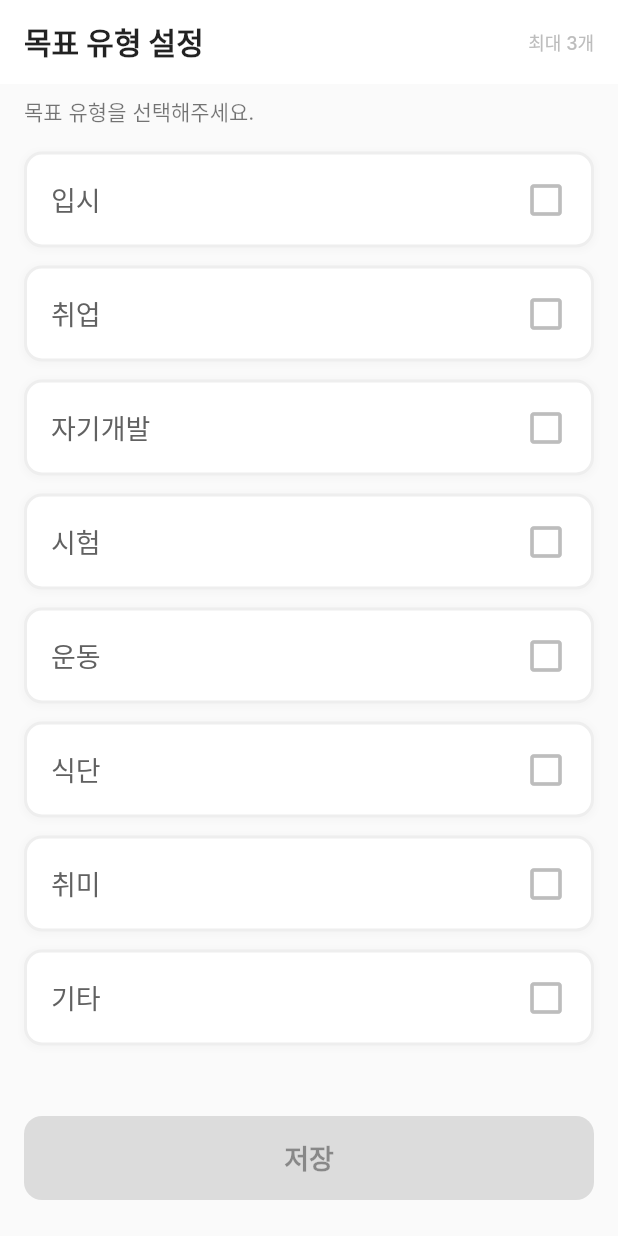
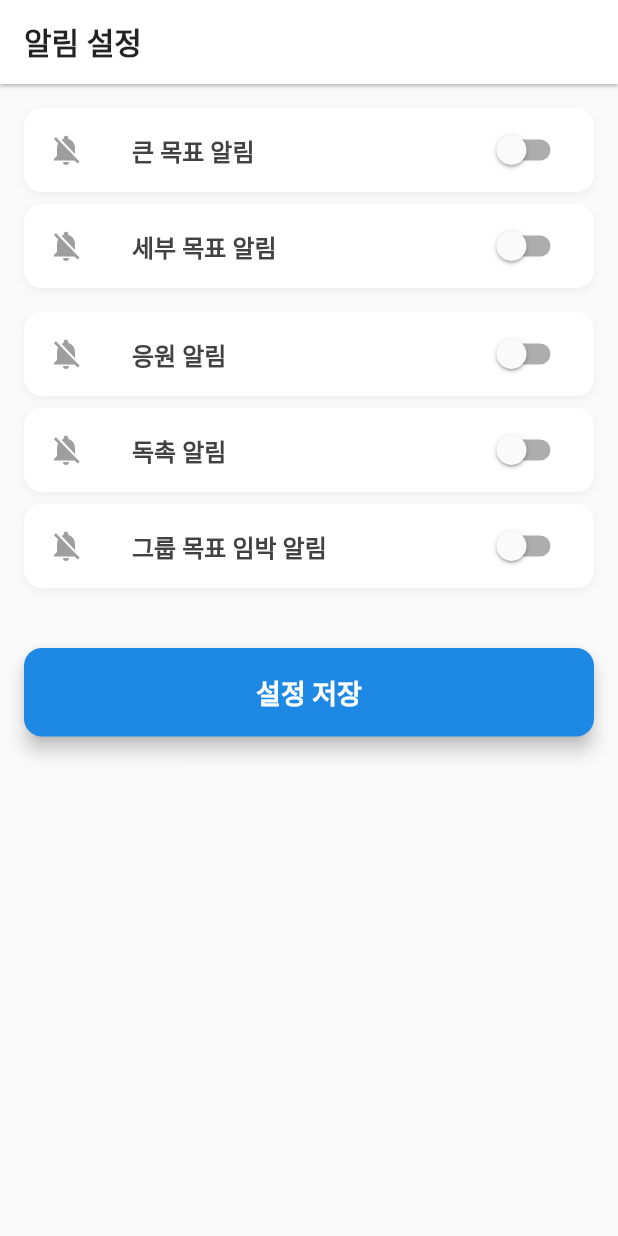
Before and after one commit to lee-yoo-jung/pbl, a Flutter app: the screen it shows after launch, on a phone screen of 412 x 824 dp. Run offline on Flutter 3.47's test engine with Material 3 defaults, Android fonts, the light colour scheme and no system bars; Roboto replaces fonts that are missing (Inter).

Commit message:
마이페이지_알림설정

```diff
--- a/lib/main.dart
+++ b/lib/main.dart
@@ -1,15 +1,4 @@
 import 'package:flutter/material.dart';
-
-const List<String> goalTypes = [
-  '입시',
-  '취업',
-  '자기개발',
-  '시험',
-  '운동',
-  '식단',
-  '취미',
-  '기타',
-];
 
 void main() {
   runApp(const MyApp());
@@ -21,64 +10,60 @@ class MyApp extends StatelessWidget {
   @override
   Widget build(BuildContext context) {
     return MaterialApp(
-      title: '목표 유형 설정',
+      title: '알림 설정',
       theme: ThemeData(
         primarySwatch: Colors.blue,
-        fontFamily: 'Inter', // 폰트 지정
-        useMaterial3: false, // Material 2 테마 사용
+        fontFamily: 'Inter',
+        useMaterial3: false,
+        scaffoldBackgroundColor: Colors.grey.shade50,
+        appBarTheme: const AppBarTheme(
+          backgroundColor: Colors.white,
+          elevation: 1,
+          titleTextStyle: TextStyle(
+            color: Colors.black87,
+            fontSize: 20,
+            fontWeight: FontWeight.bold,
+          ),
+        ),
       ),
-      home: const GoalTypeSelectorPage(), // 시작 화면 지정
+      home: const NotificationSettingsPage(),
     );
   }
 }
 
-// 목표 유형 선택 화면을 나타내는 StatefulWidget
-class GoalTypeSelectorPage extends StatefulWidget {
-  const GoalTypeSelectorPage({super.key});
+
+class NotificationSettingsPage extends StatefulWidget {
+  const NotificationSettingsPage({super.key});
 
   @override
-  State<GoalTypeSelectorPage> createState() => _GoalTypeSelectorPageState();
+  State<NotificationSettingsPage> createState() => _NotificationSettingsPageState();
 }
 
-// 화면의 동적 상태(선택된 항목 목록)를 관리하는 State 클래스
-class _GoalTypeSelectorPageState extends State<GoalTypeSelectorPage> {
-  // 선택된 목표 유형을 저장하는 리스트
-  final List<String> _selectedGoals = [];
-  // 최대 선택 가능한 개수
-  final int _maxSelection = 3;
+// 화면의 동적 상태를 관리하는 State 클래스
+class _NotificationSettingsPageState extends State<NotificationSettingsPage> {
 
+  // 각 알림 항목의 토글 상태 관리 변수
+  bool _majorGoalEnabled = false;       // 큰 목표 알림 ON/OFF
+  bool _detailedGoalEnabled = false;    // 세부 목표 알림 ON/OFF
+  bool _supportEnabled = false;         // 응원 알림 ON/OFF
+  bool _urgeEnabled = false;            // 독촉 알림 ON/OFF
+  bool _groupImminentEnabled = false;   // 그룹 목표 임박 알림 ON/OFF
 
-  // 목표 유형 토글(선택/해제) 핸들러
-  void _handleToggle(String goalName) {
-    setState(() {
-      if (_selectedGoals.contains(goalName)) {         // 이미 선택된 경우: 선택 해제
-        _selectedGoals.remove(goalName);
-      } else {                                         // 선택되지 않은 경우:
-        if (_selectedGoals.length < _maxSelection) {
-          // 최대 개수 미만일 때만 추가
-          _selectedGoals.add(goalName);
-        } else {
-          // 최대 개수 초과 시 알림
-          _showErrorNotification('최대 3개까지만 선택할 수 있습니다.');
-        }
-      }
-    });
-  }
+  // 큰 목표 설정 관련 상태 및 옵션
+  final List<String> _majorGoalDayOptions = ['당일', '전날'];
+  String _majorGoalDay = '당일';
 
-  // 오류 알림 메시지 표시
-  void _showErrorNotification(String message) {
-    ScaffoldMessenger.of(context).showSnackBar(
-      SnackBar(
-        content: Text(message),
-        backgroundColor: Colors.red.shade600,
-        behavior: SnackBarBehavior.floating,
-        duration: const Duration(seconds: 2),
-        shape: RoundedRectangleBorder(borderRadius: BorderRadius.circular(10)),
-      ),
-    );
-  }
+  final List<int> _hourOptions = List.generate(24, (i) => i); // 0시부터 23시까지
+  int _majorGoalHour = 9; // 기본값 9시
 
-  // 성공 알림 메시지 표시
+  // 세부 목표 설정 관련 상태 및 옵션
+  final List<String> _detailedGoalTimeOptions = [
+    '1분전', '5분전', '10분전', '20분전', '30분전',
+    '40분전', '50분전', '1시간전'
+  ];
+  String _detailedGoalTimeBefore = '10분전';
+
+  // 알림 메시지 표시
   void _showSuccessNotification(String message) {
     ScaffoldMessenger.of(context).showSnackBar(
       SnackBar(
@@ -95,99 +80,255 @@ class _GoalTypeSelectorPageState extends State<GoalTypeSelectorPage> {
     );
   }
 
+  // 일반 알림 설정 항목 위젯
+  Widget _buildSimpleNotificationTile({
+    required String title,
+    required bool value,
+    required ValueChanged<bool> onChanged, // 토글 상태 변경 시 호출될 콜백
+  }) {
+    return Container(
+      margin: const EdgeInsets.only(bottom: 8.0),
+      decoration: BoxDecoration(
+        color: Colors.white,
+        borderRadius: BorderRadius.circular(12),
+        boxShadow: [
+          BoxShadow(
+            color: Colors.grey.shade200,
+            blurRadius: 4,
+            offset: const Offset(0, 2),
+          ),
+        ],
+      ),
+      child: SwitchListTile(
+        title: Text(
+          title,
+          style: TextStyle(
+            fontWeight: FontWeight.w600,
+            color: Colors.grey.shade800,
+          ),
+        ),
+        value: value, // 현재 토글 상태
+        onChanged: onChanged, // 토글 변경 시 setState를 포함한 로직 실행
+        activeColor: Colors.blue.shade600,
+        shape: RoundedRectangleBorder(borderRadius: BorderRadius.circular(12)),
+        // 알림 상태에 따른 아이콘 변화
+        secondary: value
+            ? const Icon(Icons.notifications_active, color: Colors.blue)
+            : const Icon(Icons.notifications_off, color: Colors.grey),
+      ),
+    );
+  }
 
-  // 저장 버튼 클릭 핸들러
-  void _handleSave() {
-    if (_selectedGoals.isEmpty) {   // 선택된 항목이 하나도 없을 경우 오류 표시
-      _showErrorNotification('하나 이상의 목표 유형을 선택해주세요.');
-      return;
-    }
-    final message = '저장되었습니다.';
-    debugPrint(message);
-    _showSuccessNotification(message); // 성공 메시지 출력
+  // 세부 설정이 있는 알림 설정 위젯 (토글 + 추가 설정 영역)
+  Widget _buildConfigurableNotificationTile({
+    required String title,
+    required bool value,
+    required ValueChanged<bool> onChanged,
+    required Widget configWidget,
+  }) {
+    return Column(
+      children: [
+        // 토글 스위치 부분
+        _buildSimpleNotificationTile(
+          title: title,
+          value: value,
+          onChanged: onChanged,
+        ),
+        // 세부 설정 부분
+        if (value)
+          AnimatedContainer(
+            duration: const Duration(milliseconds: 300), // 애니메이션 시간
+            padding: const EdgeInsets.symmetric(horizontal: 16.0, vertical: 12.0),
+            margin: const EdgeInsets.only(bottom: 16.0),
+            decoration: BoxDecoration(
+              color: Colors.white,
+              borderRadius: BorderRadius.circular(12),
+              border: Border.all(color: Colors.blue.shade100),
+              boxShadow: [
+                BoxShadow(
+                  color: Colors.blue.shade50.withOpacity(0.5),
+                  blurRadius: 5,
+                  offset: const Offset(0, 2),
+                ),
+              ],
+            ),
+            child: configWidget, // 전달받은 세부 설정 위젯 표시
+          ),
+      ],
+    );
+  }
 
-    // 실제 저장 로직은 여기에 구현
+  // 큰 목표 알림의 세부 설정 위젯
+  Widget _buildMajorGoalConfig() {
+    return Row(
+      mainAxisAlignment: MainAxisAlignment.spaceBetween,
+      children: [
+        const Text('알림 시점:', style: TextStyle(fontWeight: FontWeight.w500)),
 
+        // 당일/전날 Dropdown 선택 Dropdown
+        DropdownButton<String>(
+          value: _majorGoalDay,
+          onChanged: (String? newValue) {
+            if (newValue != null) {
+              setState(() {   // 상태변경
+                _majorGoalDay = newValue;
+              });
+            }
+          },
+          items: _majorGoalDayOptions.map<DropdownMenuItem<String>>((String value) {
+            return DropdownMenuItem<String>(
+              value: value,
+              child: Text(value),
+            );
+          }).toList(),
+          underline: Container(),
+        ),
 
+        // 시간 선택 (0시 ~ 23시) Dropdown
+        DropdownButton<int>(
+          value: _majorGoalHour,
+          onChanged: (int? newValue) {
+            if (newValue != null) {
+              setState(() {
+                _majorGoalHour = newValue;
+              });
+            }
+          },
+          items: _hourOptions.map<DropdownMenuItem<int>>((int value) {
+            return DropdownMenuItem<int>(
+              value: value,
+              child: Text('${value}시'),
+            );
+          }).toList(),
+          underline: Container(),
+        ),
+      ],
+    );
+  }
+
+  // 세부 목표 알림의 세부 설정 위젯
+  Widget _buildDetailedGoalConfig() {
+    return Row(
+      mainAxisAlignment: MainAxisAlignment.spaceBetween,
+      children: [
+        const Text('알림 시점:', style: TextStyle(fontWeight: FontWeight.w500)),
+
+        // Dropdown
+        DropdownButton<String>(
+          value: _detailedGoalTimeBefore,
+          onChanged: (String? newValue) {
+            if (newValue != null) {
+              setState(() {
+                _detailedGoalTimeBefore = newValue;
+              });
+            }
+          },
+          items: _detailedGoalTimeOptions.map<DropdownMenuItem<String>>((String value) {
+            return DropdownMenuItem<String>(
+              value: value,
+              child: Text(value),
+            );
+          }).toList(),
+          underline: Container(),
+        ),
+      ],
+    );
   }
 
   @override
   Widget build(BuildContext context) {
-    // 렌더링 시 현재 선택 개수가 최대치에 도달했는지 확인
-    final bool isMaxReached = _selectedGoals.length >= _maxSelection;
-
     return Scaffold(
-      backgroundColor: Colors.grey.shade50,
       appBar: AppBar(
-        title: const Text(
-          '목표 유형 설정',
-          style: TextStyle(
-            fontWeight: FontWeight.bold,
-            color: Colors.black87,
-          ),
-        ),
-        backgroundColor: Colors.white,
-        elevation: 0, // 그림자 제거
-        actions: [
-          Padding(
-            padding: const EdgeInsets.only(right: 16.0),
-            child: Center(
-              child: Text(
-                '최대 3개',
-                style: TextStyle(
-                  fontSize: 12,
-                  fontWeight: FontWeight.w500,
-                  color: Colors.grey.shade400,
-                ),
-              ),
-            ),
-          ),
-        ],
+        title: const Text('알림 설정'),
+        centerTitle: false, // 제목 왼쪽 정렬
       ),
-
-      body: Padding(
-        padding: const EdgeInsets.symmetric(horizontal: 16.0),
+      body: SingleChildScrollView( // 내용이 넘쳐도 스크롤 가능하도록
+        padding: const EdgeInsets.all(16.0),
         child: Column(
           crossAxisAlignment: CrossAxisAlignment.start,
           children: [
-            const Padding(
-              padding: EdgeInsets.only(top: 8.0, bottom: 16.0),
-              child: Text(
-                '목표 유형을 선택해주세요.',
-                style: TextStyle(fontSize: 14, color: Colors.black54),
-              ),
+            // 큰 목표 알림 (세부 설정 포함)
+            _buildConfigurableNotificationTile(
+              title: '큰 목표 알림',
+              value: _majorGoalEnabled,
+              onChanged: (bool value) {
+                setState(() {
+                  _majorGoalEnabled = value; // 상태 토글
+                });
+              },
+              configWidget: _buildMajorGoalConfig(), // 세부 설정 위젯 전달
             ),
 
-            // 목표 유형 목록 (스크롤 가능)
-            Expanded( // 남은 공간을 모두 차지하도록 확장
-              child: ListView.builder(
-                itemCount: goalTypes.length,
-                itemBuilder: (context, index) {
-                  final goal = goalTypes[index];
-                  final bool isSelected = _selectedGoals.contains(goal);
-
-                  return _GoalTypeItem( // 개별 항목 위젯 호출
-                    name: goal,
-                    isSelected: isSelected,
-                    isMaxReached: isMaxReached,
-                    onTap: () => _handleToggle(goal), // 탭 시 토글 함수 호출
-                  );
-                },
-              ),
+            // 세부 목표 알림 (세부 설정 포함)
+            _buildConfigurableNotificationTile(
+              title: '세부 목표 알림',
+              value: _detailedGoalEnabled,
+              onChanged: (bool value) {
+                setState(() {
+                  _detailedGoalEnabled = value; // 상태 토글
+                });
+              },
+              configWidget: _buildDetailedGoalConfig(), // 세부 설정 위젯 전달
             ),
 
-            // 저장 버튼
-            Padding(
-              padding: const EdgeInsets.only(bottom: 24.0, top: 16.0),
+            const SizedBox(height: 8),
+
+            // 응원 알림 (단순 토글)
+            _buildSimpleNotificationTile(
+              title: '응원 알림',
+              value: _supportEnabled,
+              onChanged: (bool value) {
+                setState(() {
+                  _supportEnabled = value;
+                });
+              },
+            ),
+
+            // 독촉 알림 (단순 토글)
+            _buildSimpleNotificationTile(
+              title: '독촉 알림',
+              value: _urgeEnabled,
+              onChanged: (bool value) {
+                setState(() {
+                  _urgeEnabled = value;
+                });
+              },
+            ),
+
+            // 그룹 목표 임박 알림 (단순 토글)
+            _buildSimpleNotificationTile(
+              title: '그룹 목표 임박 알림',
+              value: _groupImminentEnabled,
+              onChanged: (bool value) {
+                setState(() {
+                  _groupImminentEnabled = value;
+                });
+              },
+            ),
+
+            const SizedBox(height: 32),
+
+            // 설정 저장 버튼
+            SizedBox(
+              width: double.infinity,
               child: ElevatedButton(
-                // 선택된 목표가 있을 때만 버튼 활성화, 없으면 비활성화
-                onPressed: _selectedGoals.isNotEmpty ? _handleSave : null,
-                child: const Text(
-                  '저장',
-                  style: TextStyle(fontSize: 18, fontWeight: FontWeight.w600),
-                ),
+                onPressed: () {
+                  // 저장 로직 및 성공 알림 실행
+                  final message = '저장되었습니다.';
+
+                  // 디버그 콘솔에 현재 설정 값 출력
+                  debugPrint('큰 목표 알림: $_majorGoalEnabled, 시점: $_majorGoalDay ${_majorGoalHour}시');
+                  debugPrint('세부 목표 알림: $_detailedGoalEnabled, 시점: $_detailedGoalTimeBefore');
+
+                  _showSuccessNotification(message); // 성공 알림 함수 호출
+
+                  // 데이터베이스에 실제 설정 값 저장 로직 추가
+
+
+
+                },
                 style: ElevatedButton.styleFrom(
-                  minimumSize: const Size(double.infinity, 56),
+                  padding: const EdgeInsets.symmetric(vertical: 16.0),
                   shape: RoundedRectangleBorder(
                     borderRadius: BorderRadius.circular(12),
                   ),
@@ -195,6 +336,7 @@ class _GoalTypeSelectorPageState extends State<GoalTypeSelectorPage> {
                   foregroundColor: Colors.white,
                   elevation: 5,
                 ),
+                child: const Text('설정 저장', style: TextStyle(fontSize: 18, fontWeight: FontWeight.bold)),
               ),
             ),
           ],
@@ -203,81 +345,3 @@ class _GoalTypeSelectorPageState extends State<GoalTypeSelectorPage> {
     );
   }
 }
-
-// 개별 목표 유형 항목을 나타내는 StatelessWidget (재사용을 위한 분리)
-class _GoalTypeItem extends StatelessWidget {
-  final String name;
-  final bool isSelected;
-  final bool isMaxReached;
-  final VoidCallback onTap; // 탭 이벤트 콜백 함수
-
-  const _GoalTypeItem({
-    required this.name,
-    required this.isSelected,
-    required this.isMaxReached,
-    required this.onTap,
-  });
-
-  @override
-  Widget build(BuildContext context) {
-    return GestureDetector( // 터치 이벤트를 감지
-      onTap: onTap, // 탭 발생 시 부모 위젯의 _handleToggle 호출
-      child: AnimatedContainer( // 상태 변화(선택/해제) 시 부드러운 애니메이션 효과 적용
-        duration: const Duration(milliseconds: 150),
-        margin: const EdgeInsets.only(bottom: 12),
-        padding: const EdgeInsets.all(16),
-        decoration: BoxDecoration(
-          // 배경색
-          color: isSelected ? Colors.blue.shade50 : Colors.white,
-          borderRadius: BorderRadius.circular(12),
-          // 테두리
-          border: Border.all(
-            color: isSelected ? Colors.blue.shade500 : Colors.grey.shade200,
-            width: 2,
-          ),
-          // 그림자
-          boxShadow: isSelected
-              ? [ // 선택된 경우: 파란색 계열의 부드러운 그림자
-            BoxShadow(
-              color: Colors.blue.shade100.withOpacity(0.5),
-              spreadRadius: 1,
-              blurRadius: 5,
-              offset: const Offset(0, 2),
-            ),
-          ]
-              : [ // 해제된 경우: 회색 계열의 약한 그림자
-            BoxShadow(
-              color: Colors.grey.shade100,
-              spreadRadius: 1,
-              blurRadius: 3,
-              offset: const Offset(0, 1),
-            ),
-          ],
-        ),
-        child: Row(
-          mainAxisAlignment: MainAxisAlignment.spaceBetween,
-          children: [
-            Text(
-              name,
-              style: TextStyle(
-                fontSize: 18,
-                fontWeight: FontWeight.w500,
-                color: isSelected ? Colors.blue.shade800 : Colors.grey.shade700,
-              ),
-            ),
-            Icon(
-              // 아이콘 변경: 선택 시 채워진 체크박스, 해제 시 윤곽선 체크박스
-              isSelected ? Icons.check_box_rounded : Icons.check_box_outline_blank,
-              color: isSelected
-                  ? Colors.blue.shade500 // 선택 시 파란색
-                  : (isMaxReached && !isSelected) // 최대치 도달 + 미선택 항목
-                  ? Colors.grey.shade300 // 회색으로 흐리게 (선택 불가능 시각화)
-                  : Colors.grey.shade400, // 일반 미선택 시 연한 회색
-              size: 28,
-            ),
-          ],
-        ),
-      ),
-    );
-  }
-}
```
